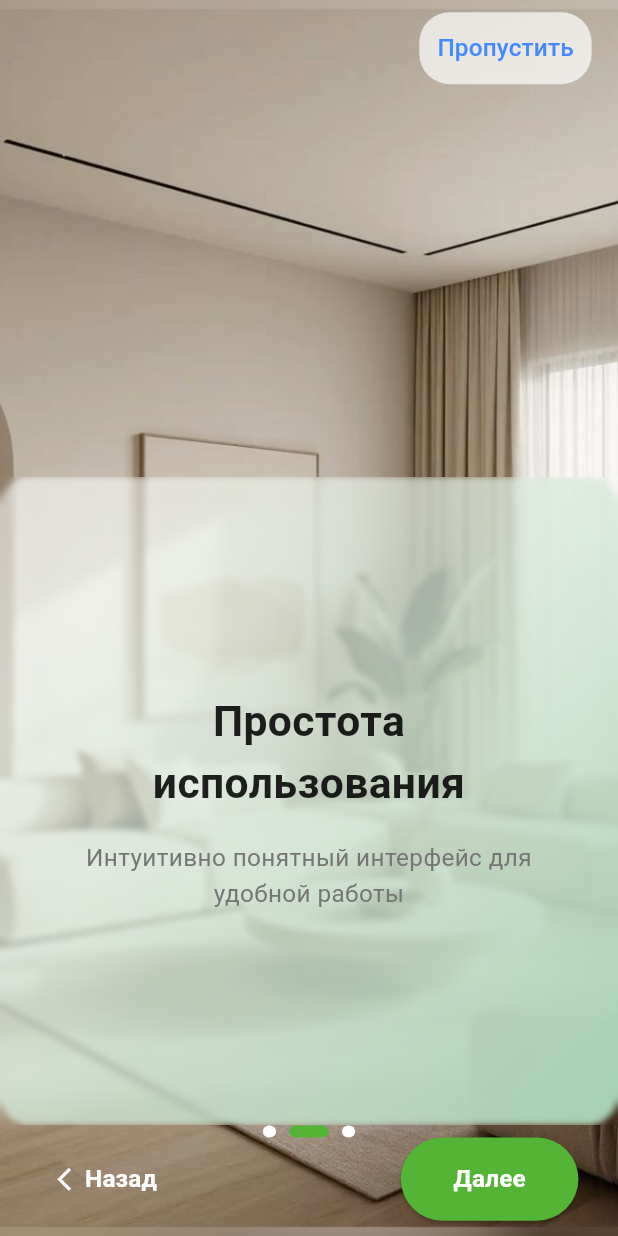
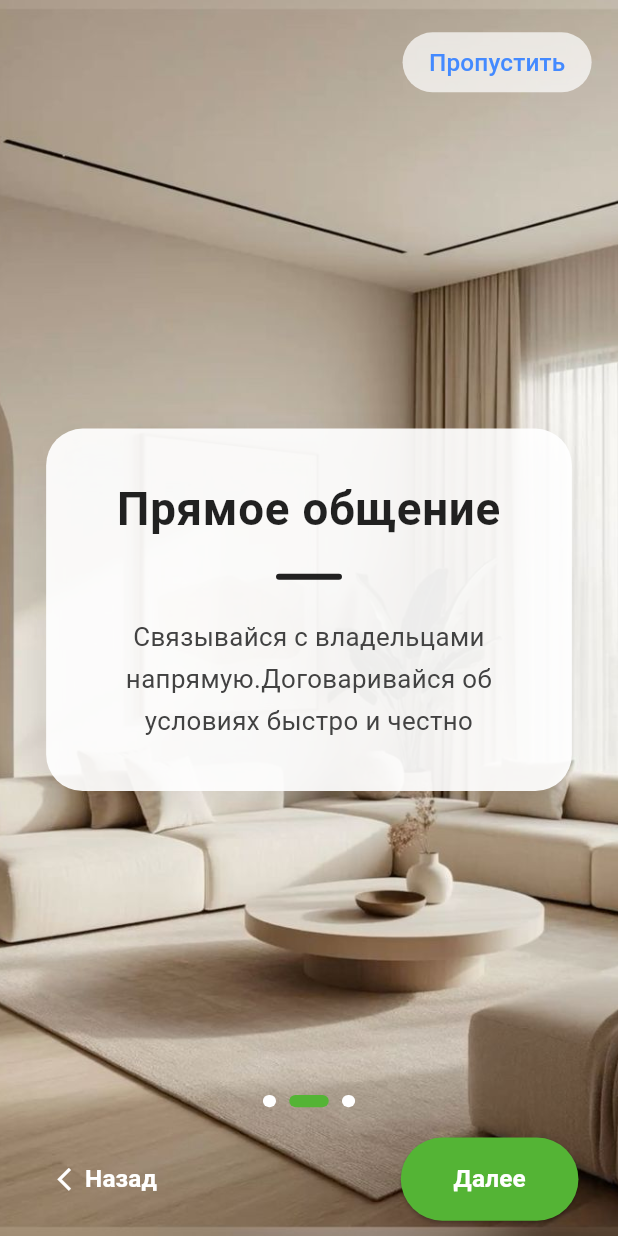
Before and after one commit to Nurtilekb/kvartant, a Flutter app: the screen it shows after launch, swiped to page 2, on a phone screen of 412 x 824 dp. Run offline on Flutter 3.47's test engine with Material 3 defaults, Android fonts, the phone set to English and light mode, and no system bars; our stand-ins replace firebase_auth, firebase_core, flutter_screenutil, google_sign_in, sign_in_with_apple; accounts and stored records are empty.

Commit message:
fix texts

```diff
--- a/lib/screens/splash/splash_screen.dart
+++ b/lib/screens/splash/splash_screen.dart
@@ -1,5 +1,3 @@
-import 'dart:ui';
-
 import 'package:flutter/material.dart';
 import 'package:flutter_screenutil/flutter_screenutil.dart';
 
@@ -16,23 +14,22 @@ class _SplashScreenState extends State<SplashScreen> {
 
   final List<OnboardingPage> _pages = [
     OnboardingPage(
-      // Замени на свою картинку
-      imagePath: 'assets/images/kvartiras.jpg',
-      title: 'Добро пожаловать',
-      description: 'Откройте для себя удивительный мир возможностей',
+      imagePath: 'assets/images/kvartiras.jpg', // замените на свои изображения
+      title: 'Kvartant',
+      description:
+          "Аренда без посредников Найди квартиру напрямую у владельца.Без комиссий. Без риелторов. Без переплат.",
     ),
     OnboardingPage(
-      // Замени на свою картинку
       imagePath: 'assets/images/kvartirs.jpg',
-      title: 'Простота использования',
-      description: 'Интуитивно понятный интерфейс для удобной работы',
+      title: 'Прямое общение',
+      description:
+          'Связывайся с владельцами напрямую.Договаривайся об условиях быстро и честно',
     ),
     OnboardingPage(
-      // Замени на свою картинку
-      imagePath: 'assets/images/prototype.jpg',
-      title: 'Начнём',
-      description: 'Готовы начать? Присоединяйтесь к нам прямо сейчас!',
-    ),
+        imagePath: 'assets/images/prototype.jpg',
+        title: 'Просто. Безопасно. Удобно.',
+        description:
+            "Kvartant — новая культура аренды жилья.Твой дом начинается здесь. "),
   ];
 
   @override
@@ -48,7 +45,7 @@ class _SplashScreenState extends State<SplashScreen> {
         curve: Curves.easeInOut,
       );
     } else {
-      _goToHome();
+      _goToSignIn();
     }
   }
 
@@ -61,61 +58,60 @@ class _SplashScreenState extends State<SplashScreen> {
     }
   }
 
-  void _goToHome() {
-    // Переход на главный экран приложения
-    // Замени на свой экран
+  void _goToSignIn() {
+    // Переход на экран входа (замените на нужный маршрут)
     Navigator.of(context).pushReplacementNamed('/signin');
   }
 
-  void _skip() {
-    _goToHome();
-  }
+  void _skip() => _goToSignIn();
 
   @override
   Widget build(BuildContext context) {
-    // общий фон берём из текущей страницы, но вы можете указать любую картинку
+    // Фоновая картинка меняется в зависимости от текущей страницы
     final backgroundPath = _pages[_currentPage].imagePath;
 
     return Scaffold(
       body: Stack(
         children: [
-          // фоновая картинка на весь экран
+          // Фоновое изображение на весь экран
           Positioned.fill(
             child: Image.asset(
               backgroundPath,
               fit: BoxFit.cover,
-              errorBuilder: (context, error, stackTrace) {
-                return const SizedBox.shrink();
-              },
+              errorBuilder: (context, error, stackTrace) => Container(
+                color: Colors.grey.shade300,
+              ),
             ),
           ),
           SafeArea(
             child: Column(
               children: [
-                // Кнопка Пропустить
+                // Кнопка "Пропустить"
                 Align(
                   alignment: Alignment.topRight,
-                  child: Container(
-                    margin:
-                        EdgeInsets.symmetric(horizontal: 16.w, vertical: 8.h),
-                    decoration: BoxDecoration(
-                      borderRadius: BorderRadius.circular(20.r),
-                      color: Colors.white70,
-                    ),
+                  child: Padding(
+                    padding: EdgeInsets.all(16.w),
                     child: TextButton(
                       onPressed: _skip,
+                      style: TextButton.styleFrom(
+                        backgroundColor: Colors.white70,
+                        foregroundColor: Colors.blueAccent,
+                        padding: EdgeInsets.symmetric(
+                          horizontal: 16.w,
+                          vertical: 8.h,
+                        ),
+                        shape: RoundedRectangleBorder(
+                          borderRadius: BorderRadius.circular(20.r),
+                        ),
+                      ),
                       child: Text(
                         'Пропустить',
-                        style: TextStyle(
-                          color: Colors.blueAccent,
-                          fontSize: 16.sp,
-                        ),
+                        style: TextStyle(fontSize: 16.sp),
                       ),
                     ),
                   ),
                 ),
-                // Страницы
-                SizedBox(height: 250.h),
+                // Основной контент (страницы)
                 Expanded(
                   child: PageView.builder(
                     controller: _pageController,
@@ -130,7 +126,6 @@ class _SplashScreenState extends State<SplashScreen> {
                     },
                   ),
                 ),
-
                 // Индикатор страниц
                 Row(
                   mainAxisAlignment: MainAxisAlignment.center,
@@ -150,28 +145,29 @@ class _SplashScreenState extends State<SplashScreen> {
                     ),
                   ),
                 ),
-
-                // Кнопки Назад/Далее
+                SizedBox(height: 20.h),
+                // Кнопки "Назад" и "Далее/Начать"
                 Padding(
                   padding: EdgeInsets.symmetric(horizontal: 24.w),
                   child: Row(
                     mainAxisAlignment: MainAxisAlignment.spaceBetween,
                     children: [
-                      // Кнопка Назад
+                      // Кнопка "Назад" (появляется только не на первой странице)
                       _currentPage > 0
                           ? TextButton(
                               onPressed: _previousPage,
+                              style: TextButton.styleFrom(
+                                foregroundColor: Colors.white,
+                              ),
                               child: Row(
                                 children: [
                                   Icon(
                                     Icons.arrow_back_ios,
                                     size: 18.sp,
-                                    color: Colors.white,
                                   ),
                                   Text(
                                     'Назад',
                                     style: TextStyle(
-                                      color: Colors.white,
                                       fontSize: 16.sp,
                                       fontWeight: FontWeight.w600,
                                     ),
@@ -179,8 +175,8 @@ class _SplashScreenState extends State<SplashScreen> {
                                 ],
                               ),
                             )
-                          : const SizedBox(width: 80),
-                      // Кнопка Далее/Начать
+                          : const SizedBox(width: 80), // резервируем место
+                      // Кнопка "Далее" / "Начать"
                       ElevatedButton(
                         onPressed: _nextPage,
                         style: ElevatedButton.styleFrom(
@@ -217,44 +213,67 @@ class _SplashScreenState extends State<SplashScreen> {
   }
 
   Widget _buildPage(OnboardingPage page) {
-    // содержимое страницы без отдельной картинки, фон уже в Scaffold
-    return Container(
-      decoration: BoxDecoration(
-          gradient: const LinearGradient(
-            begin: Alignment.topLeft,
-            end: Alignment.bottomRight,
-            colors: [
-              Colors.white54,
-              Color.fromARGB(255, 168, 209, 178),
-            ],
-          ),
-          borderRadius: BorderRadius.circular(20.r)),
-      padding: EdgeInsets.symmetric(horizontal: 32.w),
-      child: BackdropFilter(
-        filter: ImageFilter.blur(sigmaX: 2, sigmaY: 2),
+    return Center(
+      child: Container(
+        width: double.infinity,
+        margin: EdgeInsets.symmetric(horizontal: 28.w),
+        padding: EdgeInsets.symmetric(horizontal: 24.w, vertical: 32.h),
+        decoration: BoxDecoration(
+          color: Colors.white.withOpacity(0.92),
+          borderRadius: BorderRadius.circular(24.r),
+          boxShadow: [
+            BoxShadow(
+              color: Colors.black.withOpacity(0.08),
+              blurRadius: 20,
+              offset: Offset(0, 10),
+            ),
+          ],
+        ),
         child: Column(
-          mainAxisAlignment: MainAxisAlignment.center,
+          mainAxisSize: MainAxisSize.min,
+          crossAxisAlignment: CrossAxisAlignment.center,
           children: [
-            // Заголовок
+            /// Title
             Text(
               page.title,
+              textAlign: TextAlign.center,
               style: TextStyle(
-                fontSize: 28.sp,
-                fontWeight: FontWeight.bold,
+                fontSize: 30.sp,
+                fontWeight: FontWeight.w700,
+                letterSpacing: 0.5,
                 color: Colors.black87,
               ),
-              textAlign: TextAlign.center,
             ),
-            SizedBox(height: 16.h),
-            // Описание
-            Text(
-              page.description,
-              style: TextStyle(
-                fontSize: 16.sp,
-                color: Colors.grey[600],
-                height: 1.5,
+
+            SizedBox(height: 20.h),
+
+            /// Divider line (маленький акцент)
+            Container(
+              width: 40.w,
+              height: 4.h,
+              decoration: BoxDecoration(
+                color: Colors.black87,
+                borderRadius: BorderRadius.circular(10.r),
               ),
-              textAlign: TextAlign.center,
+            ),
+
+            SizedBox(height: 24.h),
+
+            /// Description
+            ConstrainedBox(
+              constraints: BoxConstraints(
+                maxWidth: 300.w,
+              ),
+              child: Text(
+                page.description,
+                textAlign: TextAlign.center,
+                style: TextStyle(
+                  fontSize: 17.sp,
+                  height: 1.6,
+                  fontWeight: FontWeight.w400,
+                  color: Colors.grey.shade800,
+                ),
+              ),
             ),
           ],
         ),
```
